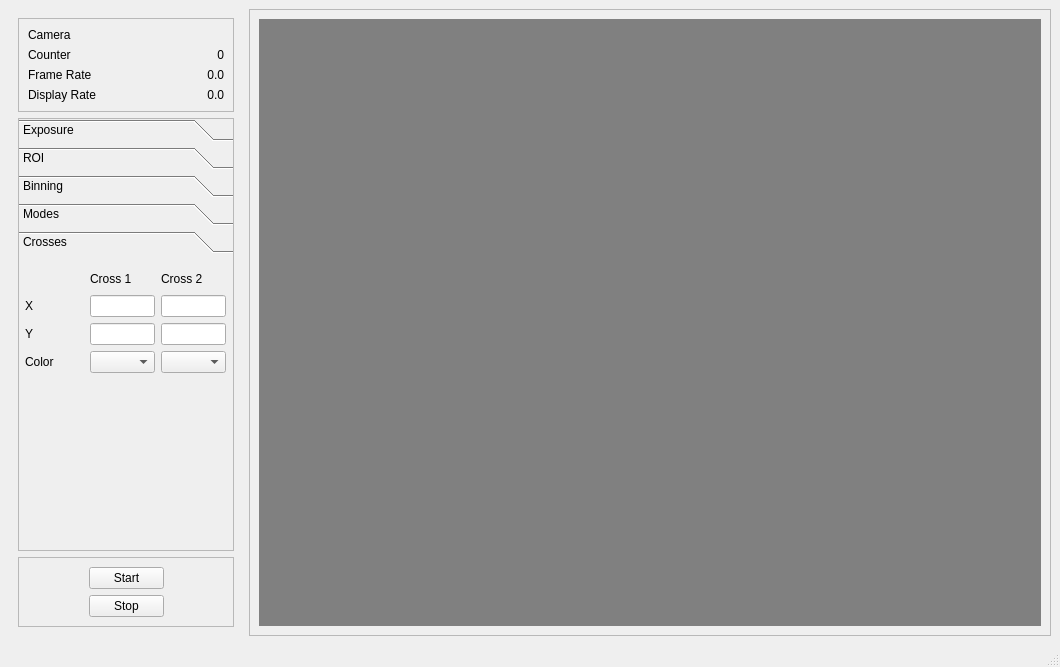
This is Viewers/gige/GigEViewer.ui in slac-epics/ioc-common-gigECam as Qt 5 draws it before an edit. The edited form follows.
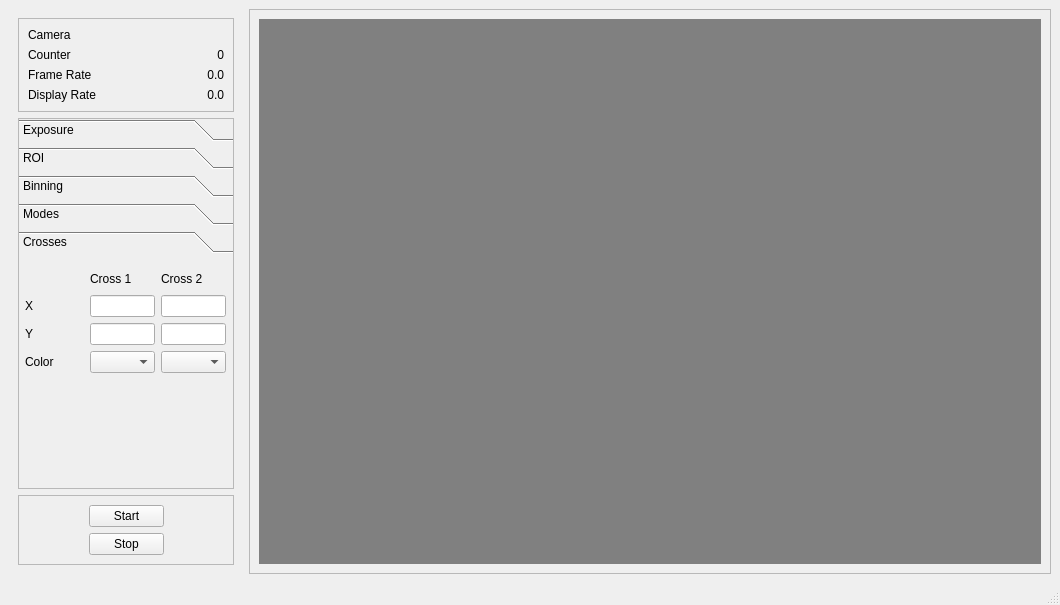
This is the edited form. The open tabs and pages were chosen to show the change.

Commit message: Fixed the minimum size of the control panel on the right

```diff
--- a/Viewers/gige/GigEViewer.ui
+++ b/Viewers/gige/GigEViewer.ui
@@ -6,7 +6,7 @@
     <x>0</x>
     <y>0</y>
     <width>1060</width>
-    <height>667</height>
+    <height>605</height>
    </rect>
   </property>
   <property name="windowTitle" >
@@ -28,6 +28,12 @@
         <verstretch>0</verstretch>
        </sizepolicy>
       </property>
+      <property name="minimumSize" >
+       <size>
+        <width>234</width>
+        <height>540</height>
+       </size>
+      </property>
       <property name="maximumSize" >
        <size>
         <width>234</width>
@@ -667,10 +673,24 @@
           </widget>
          </widget>
          <widget class="QWidget" name="page_5" >
+          <property name="geometry" >
+           <rect>
+            <x>0</x>
+            <y>0</y>
+            <width>212</width>
+            <height>157</height>
+           </rect>
+          </property>
+          <property name="minimumSize" >
+           <size>
+            <width>0</width>
+            <height>0</height>
+           </size>
+          </property>
           <attribute name="label" >
            <string>Crosses</string>
           </attribute>
-          <widget class="QWidget" name="" >
+          <widget class="QWidget" name="layoutWidget" >
            <property name="geometry" >
             <rect>
              <x>6</x>
```
Left out of the diff: 30 changed lines with no effect on the pictures. The commit also changes 1 other file.
